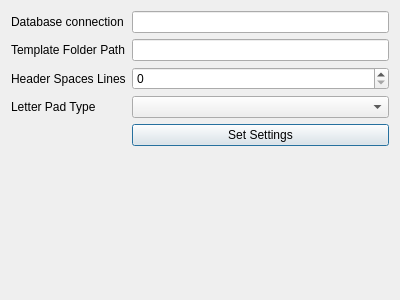
umeshramya/Clinic, file frmsetting.ui: the form before one commit.
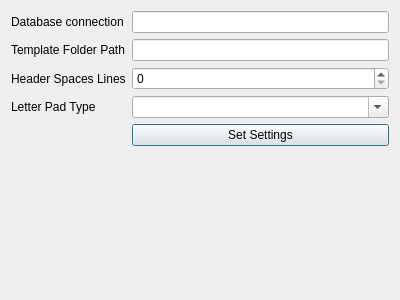
The form after the commit. Icons and pictures are not drawn.

The edit to the form file:
```diff
--- a/frmsetting.ui
+++ b/frmsetting.ui
@@ -55,7 +55,11 @@
       <widget class="QLineEdit" name="lineEdit_TemplateFolderPath"/>
      </item>
      <item row="3" column="1">
-      <widget class="QComboBox" name="comboBox_LetterPadType"/>
+      <widget class="QComboBox" name="comboBox_LetterPadType">
+       <property name="editable">
+        <bool>true</bool>
+       </property>
+      </widget>
      </item>
      <item row="4" column="1">
       <layout class="QHBoxLayout" name="horizontalLayout">
```
